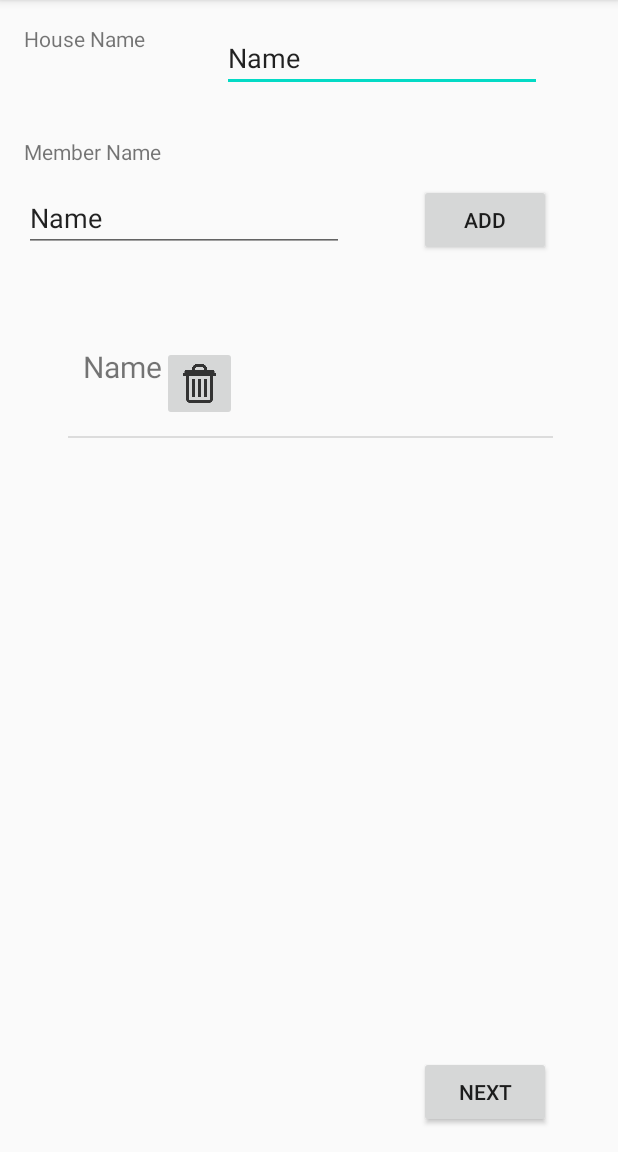
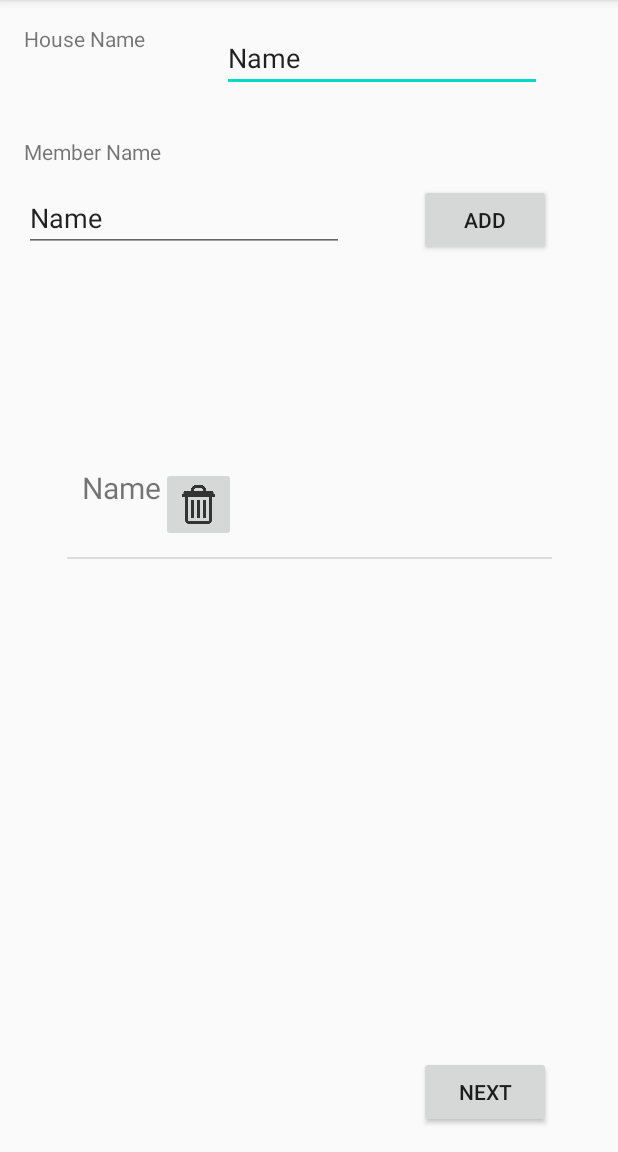
Before and after one commit to hookleon/ChoreApp, an Android app: the AddHouseMemberActivity screen opened directly, with no data from a screen before it, after a tap on "ADD", on a phone screen of 412 x 824 dp, the part 84-1236 px from its top. Run offline under Robolectric (Android 15) with nearby library versions, the phone set to English and light mode, and no system bars; our stand-ins replace Firebase (no records; nobody signed in at launch, a user with empty details on screens opened directly).

```diff
--- a/app/src/main/java/com/example/choreapp/AddChoresActivity.java
+++ b/app/src/main/java/com/example/choreapp/AddChoresActivity.java
@@ -82,6 +82,7 @@
             mRef.child("groups").child(houseID).child("chores").setValue(choresToAllocate);
             Intent intent = new Intent(this, ChoreListActivity.class);
             intent.putExtra(HOUSE_ID, houseID);
+            intent.setAction("create");
             startActivity(intent);
         }
 
--- a/app/src/main/res/layout/activity_add_house_member.xml
+++ b/app/src/main/res/layout/activity_add_house_member.xml
@@ -79,12 +79,10 @@
         android:id="@+id/recView"
         android:layout_width="323dp"
         android:layout_height="336dp"
-        app:layout_constraintBottom_toTopOf="@+id/button3"
+        app:layout_constraintBottom_toBottomOf="parent"
         app:layout_constraintEnd_toEndOf="parent"
-        app:layout_constraintHorizontal_bias="0.513"
         app:layout_constraintStart_toStartOf="parent"
-        app:layout_constraintTop_toBottomOf="@+id/button2"
-        app:layout_constraintVertical_bias="0.253" />
+        app:layout_constraintTop_toBottomOf="@+id/button2" />
 
     <androidx.constraintlayout.widget.Group
         android:id="@+id/group"
```
